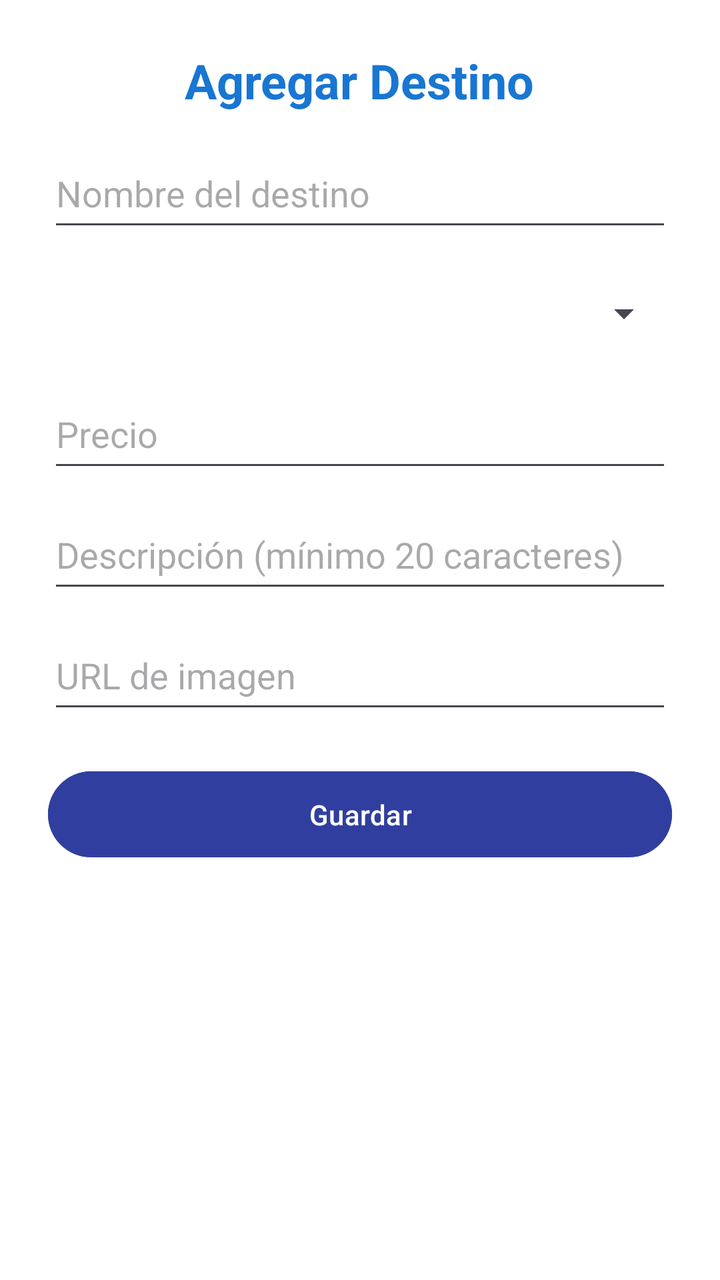
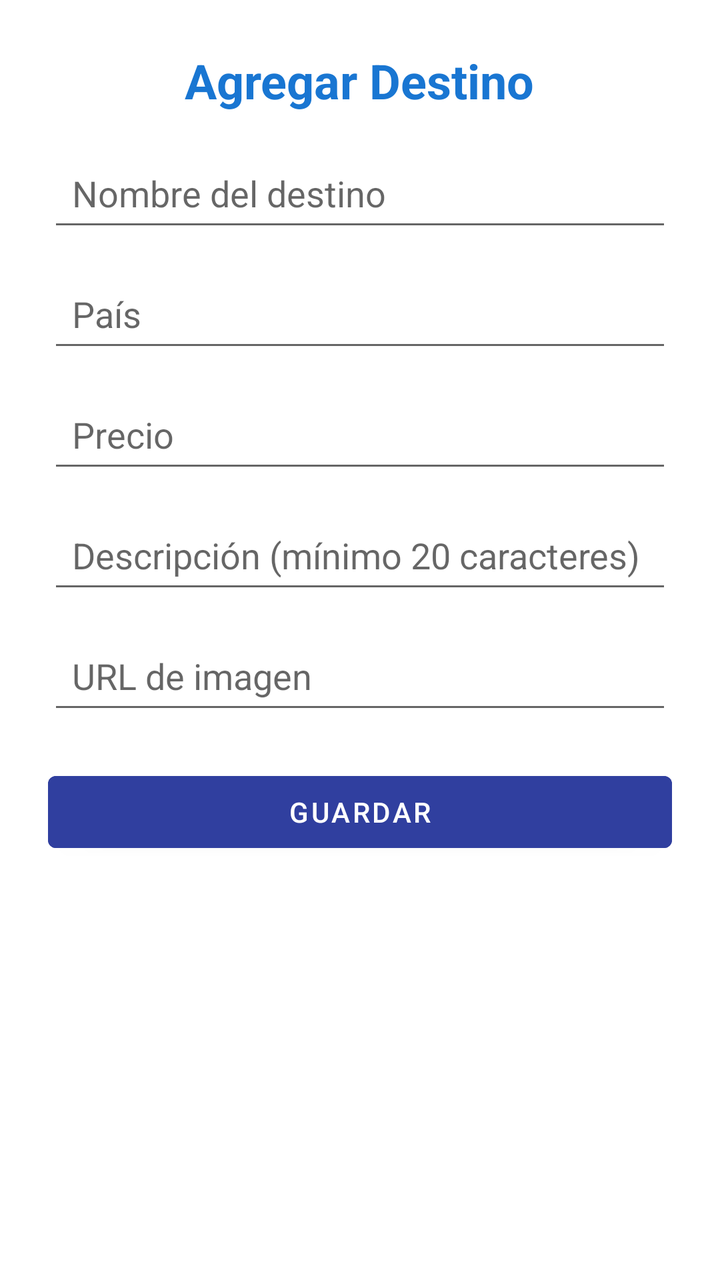

Two renders of the same Android screen: before a commit and after it. Below are the layout's source before the change and the commit's diff.
<!-- AndroidManifest.xml: application theme Theme.Desafio2DSM -->
<!-- res/layout/activity_add_destino.xml -->
<?xml version="1.0" encoding="utf-8"?>
<androidx.constraintlayout.widget.ConstraintLayout
    xmlns:android="http://schemas.android.com/apk/res/android"
    xmlns:app="http://schemas.android.com/apk/res-auto"
    android:id="@+id/main"
    android:layout_width="match_parent"
    android:layout_height="match_parent"
    android:background="@color/background">

    <ScrollView
        android:layout_width="0dp"
        android:layout_height="0dp"
        android:fillViewport="true"
        app:layout_constraintTop_toTopOf="parent"
        app:layout_constraintBottom_toBottomOf="parent"
        app:layout_constraintStart_toStartOf="parent"
        app:layout_constraintEnd_toEndOf="parent">

        <LinearLayout
            android:layout_width="match_parent"
            android:layout_height="wrap_content"
            android:orientation="vertical"
            android:padding="24dp">

            
            <TextView
                android:id="@+id/tvTitulo"
                android:layout_width="wrap_content"
                android:layout_height="wrap_content"
                android:text="Agregar Destino"
                android:textSize="24sp"
                android:textStyle="bold"
                android:textColor="@color/blue_700"
                android:layout_gravity="center"
                android:layout_marginBottom="16dp"/>

            
            <EditText
                android:id="@+id/etNombre"
                android:layout_width="match_parent"
                android:layout_height="wrap_content"
                android:minHeight="48dp"
                android:paddingTop="12dp"
                android:paddingBottom="12dp"
                android:hint="Nombre del destino"
                android:layout_marginBottom="12dp"/>

            
            <Spinner
                android:id="@+id/spinnerPais"
                android:layout_width="match_parent"
                android:layout_height="wrap_content"
                android:minHeight="48dp"
                android:paddingTop="12dp"
                android:paddingBottom="12dp"
                android:layout_marginBottom="12dp"/>

            
            <EditText
                android:id="@+id/etPrecio"
                android:layout_width="match_parent"
                android:layout_height="wrap_content"
                android:minHeight="48dp"
                android:paddingTop="12dp"
                android:paddingBottom="12dp"
                android:hint="Precio"
                android:inputType="numberDecimal"
                android:layout_marginBottom="12dp"/>

            
            <EditText
                android:id="@+id/etDescripcion"
                android:layout_width="match_parent"
                android:layout_height="wrap_content"
                android:minHeight="48dp"
                android:paddingTop="12dp"
                android:paddingBottom="12dp"
                android:hint="Descripción (mínimo 20 caracteres)"
                android:layout_marginBottom="12dp"/>

            
            <EditText
                android:id="@+id/etImagen"
                android:layout_width="match_parent"
                android:layout_height="wrap_content"
                android:minHeight="48dp"
                android:paddingTop="12dp"
                android:paddingBottom="12dp"
                android:hint="URL de imagen"
                android:layout_marginBottom="20dp"/>

            
            <Button
                android:id="@+id/btnGuardar"
                android:layout_width="match_parent"
                android:layout_height="wrap_content"
                android:minHeight="48dp"
                android:paddingTop="12dp"
                android:paddingBottom="12dp"
                android:text="Guardar"
                android:backgroundTint="@color/blue_500"
                android:textColor="@android:color/white"/>

        </LinearLayout>

    </ScrollView>

</androidx.constraintlayout.widget.ConstraintLayout>
<!-- resources referenced by this layout -->
<resources>
  <color name="background">#FFFFFF</color>
  <color name="blue_500">#303f9f</color>
  <color name="blue_700">#1976D2</color>
  <style name="Theme.Desafio2DSM" parent="Base.Theme.Desafio2DSM" />
  <style name="Base.Theme.Desafio2DSM" parent="Theme.Material3.DayNight.NoActionBar">
          
          
      </style>
</resources>

<!-- the commit's change to res/layout/activity_add_destino.xml (unified diff, before → after) -->
@@ -22,9 +22,7 @@
             android:orientation="vertical"
             android:padding="24dp">
 
-            
             <TextView
-                android:id="@+id/tvTitulo"
                 android:layout_width="wrap_content"
                 android:layout_height="wrap_content"
                 android:text="Agregar Destino"
@@ -34,75 +32,60 @@
                 android:layout_gravity="center"
                 android:layout_marginBottom="16dp"/>
 
-            
             <EditText
                 android:id="@+id/etNombre"
                 android:layout_width="match_parent"
                 android:layout_height="wrap_content"
                 android:minHeight="48dp"
-                android:paddingTop="12dp"
-                android:paddingBottom="12dp"
+                android:padding="12dp"
                 android:hint="Nombre del destino"
                 android:layout_marginBottom="12dp"/>
 
-            
-            <Spinner
-                android:id="@+id/spinnerPais"
+            <EditText
+                android:id="@+id/etPais"
                 android:layout_width="match_parent"
                 android:layout_height="wrap_content"
                 android:minHeight="48dp"
-                android:paddingTop="12dp"
-                android:paddingBottom="12dp"
+                android:padding="12dp"
+                android:hint="País"
                 android:layout_marginBottom="12dp"/>
 
-            
             <EditText
                 android:id="@+id/etPrecio"
                 android:layout_width="match_parent"
                 android:layout_height="wrap_content"
                 android:minHeight="48dp"
-                android:paddingTop="12dp"
-                android:paddingBottom="12dp"
+                android:padding="12dp"
                 android:hint="Precio"
                 android:inputType="numberDecimal"
                 android:layout_marginBottom="12dp"/>
 
-            
             <EditText
                 android:id="@+id/etDescripcion"
                 android:layout_width="match_parent"
                 android:layout_height="wrap_content"
                 android:minHeight="48dp"
-                android:paddingTop="12dp"
-                android:paddingBottom="12dp"
+                android:padding="12dp"
                 android:hint="Descripción (mínimo 20 caracteres)"
                 android:layout_marginBottom="12dp"/>
 
-            
             <EditText
                 android:id="@+id/etImagen"
                 android:layout_width="match_parent"
                 android:layout_height="wrap_content"
                 android:minHeight="48dp"
-                android:paddingTop="12dp"
-                android:paddingBottom="12dp"
+                android:padding="12dp"
                 android:hint="URL de imagen"
                 android:layout_marginBottom="20dp"/>
 
-            
             <Button
                 android:id="@+id/btnGuardar"
                 android:layout_width="match_parent"
                 android:layout_height="wrap_content"
                 android:minHeight="48dp"
-                android:paddingTop="12dp"
-                android:paddingBottom="12dp"
                 android:text="Guardar"
                 android:backgroundTint="@color/blue_500"
                 android:textColor="@android:color/white"/>
-
         </LinearLayout>
-
     </ScrollView>
-
 </androidx.constraintlayout.widget.ConstraintLayout>
<!-- resource entries referenced after the edit -->
@@ -3,10 +3,11 @@
   <color name="background">#FFFFFF</color>
   <color name="blue_500">#303f9f</color>
   <color name="blue_700">#1976D2</color>
-  <style name="Theme.Desafio2DSM" parent="Base.Theme.Desafio2DSM" />
-  <style name="Base.Theme.Desafio2DSM" parent="Theme.Material3.DayNight.NoActionBar">
-          
-          
+  <style name="Theme.Desafio2DSM" parent="Theme.MaterialComponents.DayNight.NoActionBar">
+          <item name="android:windowBackground">@android:color/white</item>
+          <item name="colorPrimary">#00695C</item>
+          <item name="colorPrimaryVariant">#004D40</item>
+          <item name="colorSecondary">#26A69A</item>
       </style>
 </resources>
 
